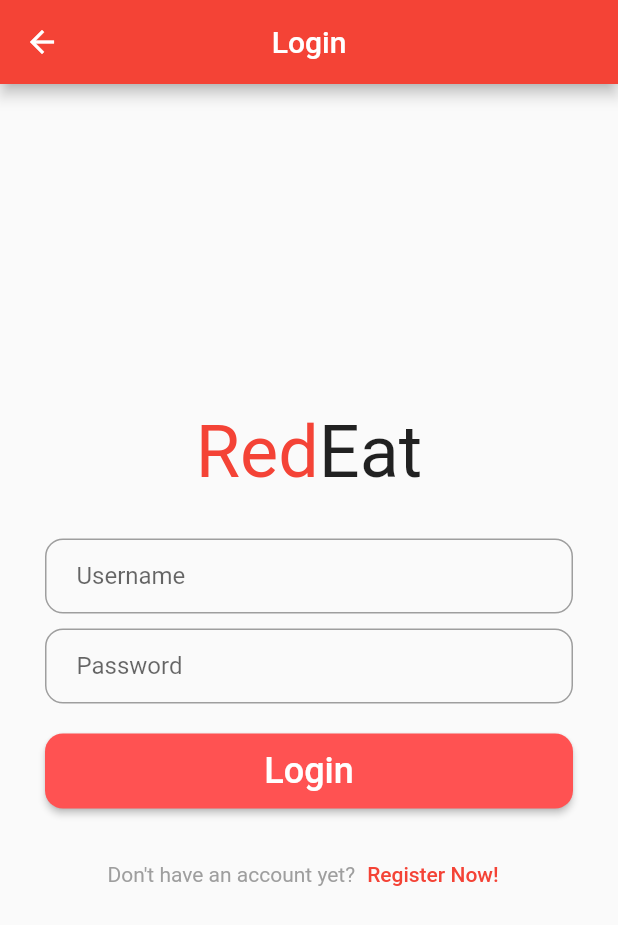
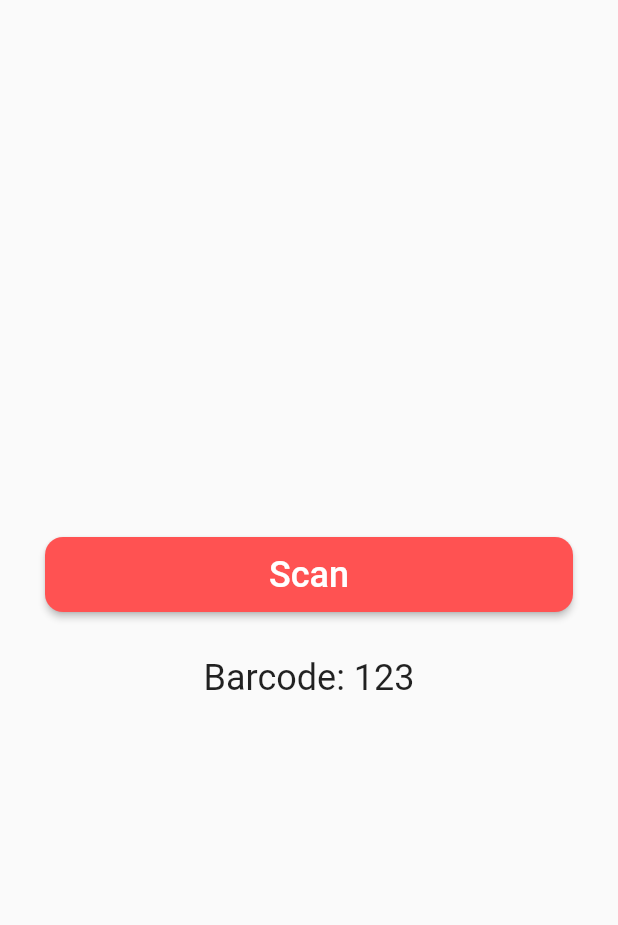
Before and after one commit to GDSCUTM-CommunityProjects/RedEat, a Flutter app: the SearchDefaultPage screen opened directly, after a tap on "Scan Barcode", on a phone screen of 412 x 824 dp. Shown: the top 925 px of the screen. Run offline on Flutter 3.47's test engine with Material 2 defaults, Android fonts, the phone set to English and light mode, and no system bars; our stand-ins replace curved_navigation_bar; missing offline and left inert: flutter_barcode_scanner.

Commit message:
Added temporary barcode scanner

```diff
--- /dev/null
+++ b/src/lib/Pages/BarcodeScanner.dart
@@ -0,0 +1,82 @@
+import 'package:flutter/material.dart';
+import 'package:flutter/services.dart';
+import 'package:flutter_barcode_scanner/flutter_barcode_scanner.dart';
+
+class BarCodeScanner extends StatefulWidget {
+  const BarCodeScanner({Key? key}) : super(key: key);
+
+  @override
+  State<BarCodeScanner> createState() => _BarCodeScannerState();
+}
+
+class _BarCodeScannerState extends State<BarCodeScanner> {
+  String _barcode = "123";
+
+  @override
+  void initState() {
+    super.initState();
+  }
+
+  // Function to scan barcode
+  Future<void> scanBarcode() async {
+    String result;
+
+    try {
+      result = await FlutterBarcodeScanner.scanBarcode(
+          '#000000',
+          'Cancel',
+          true,
+          ScanMode.BARCODE
+      );
+    } on PlatformException {
+      result = 'Failed to get platform version.';
+    }
+
+    if (!mounted) return;
+
+    setState(() {
+      _barcode = result;
+    });
+  }
+
+  Widget build(BuildContext context) {
+    return Scaffold(
+        resizeToAvoidBottomInset: false,
+        body: SafeArea(
+          child: Center(
+            child: Column(
+              mainAxisAlignment: MainAxisAlignment.center,
+              children: [
+                Padding(
+                  padding: const EdgeInsets.symmetric(horizontal: 30.0),
+                  child: ElevatedButton(
+                      style: ElevatedButton.styleFrom(
+                          backgroundColor: Colors.redAccent,
+                          minimumSize: const Size.fromHeight(50),
+                          shape: RoundedRectangleBorder(
+                            borderRadius: BorderRadius.circular(12),
+                          )
+                      ),
+
+                      onPressed: () => scanBarcode(),
+                      child: Text(
+                        'Scan',
+                        style: TextStyle(fontSize: 24),
+                      )),
+                ),
+                SizedBox(height: 30,),
+
+                Text(
+                  "Barcode: " + _barcode,
+                  style: TextStyle(
+                    fontSize: 24
+                  ),
+                )
+              ],
+            ),
+          ),
+        )
+
+    );
+  }
+}
--- a/src/lib/Pages/SearchDefaultPage.dart
+++ b/src/lib/Pages/SearchDefaultPage.dart
@@ -60,7 +60,7 @@ class _SearchDefaultPageState extends State<SearchDefaultPage> {
               // // SizedBox(height: 30),
 
               SizedBox(height: 50,),
-              searchOptionButton(context, Icons.qr_code_scanner, "Scan Barcode", "/login"),
+              searchOptionButton(context, Icons.qr_code_scanner, "Scan Barcode", "/barcodeScanner"),
               SizedBox(height: 20,),
               searchOptionButton(context, Icons.search, "Search by name", "/login"),
               SizedBox(height: 20,),
--- a/src/lib/main.dart
+++ b/src/lib/main.dart
@@ -4,6 +4,7 @@ import 'package:src/Pages/signup.dart';
 import 'package:src/Pages/InitialSetupPage.dart';
 import 'package:src/Pages/SettingsPage.dart';
 import 'package:src/Navbar.dart';
+import 'package:src/Pages/BarcodeScanner.dart';
 
 void main() {
   runApp(const MyApp());
@@ -24,6 +25,7 @@ class MyApp extends StatelessWidget {
         '/intialSetup': (context) => const InitialSetupPage(),
         '/settings': (context) => const SettingsPage(),
         '/navbar': (context) => const Navbar(),
+        '/barcodeScanner': (context) => BarCodeScanner(),
       },
       title: 'Flutter Demo',
       theme: ThemeData(
--- a/src/pubspec.yaml
+++ b/src/pubspec.yaml
@@ -37,6 +37,7 @@ dependencies:
   # Use with the CupertinoIcons class for iOS style icons.
   cupertino_icons: ^1.0.2
   curved_navigation_bar: ^1.0.3
+  flutter_barcode_scanner: ^2.0.0
 
 dev_dependencies:
   flutter_test:
```
Also changed, not shown: src/pubspec.lock, 7 other files.
